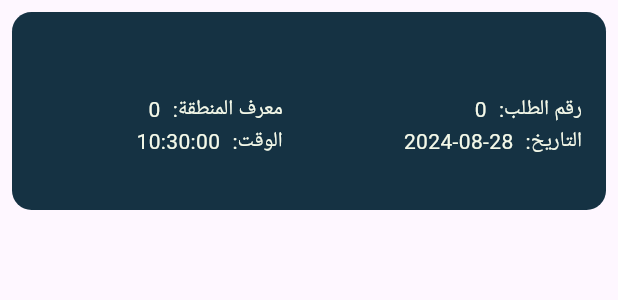
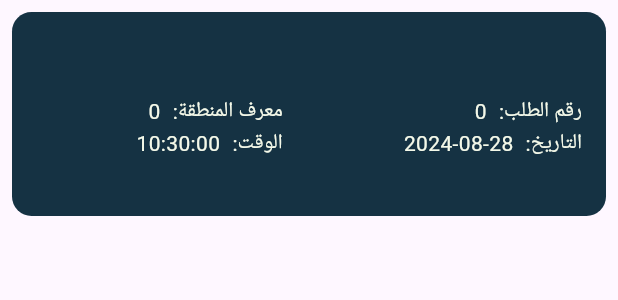
Before and after one commit to MagdKamaldev/rider_app, a Flutter app: the OrderDetailsWidget widget shown alone on an empty page, opened directly with empty values, on a phone screen of 412 x 824 dp. Shown: the top 300 px of the screen. Run offline on Flutter 3.47's test engine with Material 3 defaults, Android fonts, the light colour scheme and no system bars; our stand-ins replace dartz, dio, dropdown_search, flutter_bloc, geolocator, get_it and 5 more; accounts and stored records are empty.

Commit message:
updating orders screen

```diff
--- a/lib/features/checkingInfo/checking_info_screen.dart
+++ b/lib/features/checkingInfo/checking_info_screen.dart
@@ -1,3 +1,4 @@
+import 'package:dropdown_search/dropdown_search.dart';
 import 'package:flutter/material.dart';
 import 'package:flutter_bloc/flutter_bloc.dart';
 import 'package:lottie/lottie.dart';
@@ -28,14 +29,15 @@ class CheckingInfo extends StatelessWidget {
           if (state is InfoSuccess) {
             if (LoginCubit.get(context).model!.isInShift!) {
               if (LoginCubit.get(context).model!.currentOrderId! == 0) {
-                navigateAndFinish(context, const OrdersScreen());
+                navigateAndFinish(context, OrdersScreen(hubName: LoginCubit.get(context).model!.hubName!,todaysOrders: 10,));
               } else {
-                navigateAndFinish(context, const OrderDetailsScreen());
+                navigateAndFinish(context, OrderDetailsScreen(hubName: LoginCubit.get(context).model!.hubName!,todaysOrders: 10,));
               }
             } else {
               navigateTo(
                 context,
                 HomeScreen(
+                  hubName: LoginCubit.get(context).model!.hubName!,todaysOrders: 10,
                   id: LoginCubit.get(context).model!.id!,
                   position: LoginCubit.get(context).myPosition!,
                 ),
--- a/lib/features/home/UI/home_screen.dart
+++ b/lib/features/home/UI/home_screen.dart
@@ -18,7 +18,9 @@ import 'package:tayaar/main.dart'; // Import localization
 class HomeScreen extends StatefulWidget {
   final int id;
   final Position position;
-  const HomeScreen({super.key, required this.id, required this.position});
+  final String hubName;
+  final int todaysOrders;
+  const HomeScreen({super.key, required this.id, required this.position, required this.hubName, required this.todaysOrders});
 
   @override
   _HomeScreenState createState() => _HomeScreenState();
@@ -97,7 +99,7 @@ class _HomeScreenState extends State<HomeScreen> {
                         function: () {
                           context
                               .read<ZonesCubit>()
-                              .openShift(context, selectedZone!.id!, widget.position);
+                              .openShift(context, selectedZone!.id!, widget.position,widget.hubName,widget.todaysOrders);
                         },
                         context: context,
                         text: S.of(context).openShiftButton // Use localized string
--- a/lib/features/home/logic/cubit/zones_cubit.dart
+++ b/lib/features/home/logic/cubit/zones_cubit.dart
@@ -31,7 +31,7 @@ class ZonesCubit extends Cubit<ZonesState> {
     );
   }
 
-  void openShift(BuildContext context, int id,Position position) async {
+  void openShift(BuildContext context, int id,Position position,String hubName,int orders) async {
     emit(OpenShifLoading());
     final response = await repoImpl.startShift(id,position);
     response.fold(
@@ -44,7 +44,7 @@ class ZonesCubit extends Cubit<ZonesState> {
       },
       (r) {
 
-       navigateAndFinish(context, const OrdersScreen());
+       navigateAndFinish(context,OrdersScreen(hubName: hubName,todaysOrders: orders,));
        emit(OpenShiftSuccess());
       },
     );
--- a/lib/features/orders/UI/order_details_screen.dart
+++ b/lib/features/orders/UI/order_details_screen.dart
@@ -10,8 +10,10 @@ import 'package:tayaar/features/orders/logic/cubit/orders_cubit.dart';
 import 'package:tayaar/generated/l10n.dart'; // Import localization
 
 class OrderDetailsScreen extends StatelessWidget {
+  final String hubName;
+  final int todaysOrders;
   const OrderDetailsScreen({
-    super.key,
+    super.key, required this.hubName, required this.todaysOrders,
   });
 
   @override
@@ -81,7 +83,7 @@ class OrderDetailsScreen extends StatelessWidget {
                 function: () {
                   context
                       .read<OrdersCubit>()
-                      .closeOrder(context, cubit.currentOrder!.id!);
+                      .closeOrder(context, cubit.currentOrder!.id!, hubName, todaysOrders);
                 },
                 context: context,
                 text: S.of(context).finishButton // Use localized string
--- a/lib/features/orders/UI/order_item.dart
+++ b/lib/features/orders/UI/order_item.dart
@@ -25,6 +25,7 @@ class OrderDetailsWidgetState extends State<OrderDetailsWidget> {
 
   @override
   Widget build(BuildContext context) {
+    Size size = MediaQuery.of(context).size;
     return SafeArea(
       child: GestureDetector(
         onTap: () {
@@ -41,8 +42,7 @@ class OrderDetailsWidgetState extends State<OrderDetailsWidget> {
             duration: const Duration(milliseconds: 200),
             margin: const EdgeInsets.all(8.0),
             padding: const EdgeInsets.all(16.0),
-            height: isExpanded ? 350 : 132,
-            child: SingleChildScrollView(
+            height: isExpanded ? size.height*0.4 : size.height*0.165,
             child: Column(
               crossAxisAlignment:  CrossAxisAlignment.start,
               children: [
@@ -90,9 +90,9 @@ class OrderDetailsWidgetState extends State<OrderDetailsWidget> {
                       Expanded(
                         child: Text(
                           widget.order.deliveryAddress ?? S.of(context).unknownAddress, // Use localized string
-                            style: const TextStyle(
+                          style:  TextStyle(
                             color: AppColors.ivory,
-                              fontSize: 20,
+                            fontSize: size.height*0.02,
                             fontWeight: FontWeight.bold,
                           ),
                           maxLines: 1,
@@ -103,9 +103,9 @@ class OrderDetailsWidgetState extends State<OrderDetailsWidget> {
                       Expanded(
                         child: Text(
                           widget.order.clientName ?? S.of(context).unknownClient, // Use localized string
-                            style: const TextStyle(
+                          style:  TextStyle(
                             color: AppColors.ivory,
-                              fontSize: 20,
+                            fontSize: size.height*0.02,
                             fontWeight: FontWeight.bold,
                           ),
                           maxLines: 1,
@@ -116,9 +116,9 @@ class OrderDetailsWidgetState extends State<OrderDetailsWidget> {
                       Expanded(
                         child: Text(
                           widget.order.branchName ?? S.of(context).unknownBranch, // Use localized string
-                            style: const TextStyle(
+                          style: TextStyle(
                             color: AppColors.ivory,
-                              fontSize: 20,
+                            fontSize: size.height*0.02,
                             fontWeight: FontWeight.bold,
                           ),
                           maxLines: 1,
@@ -127,7 +127,7 @@ class OrderDetailsWidgetState extends State<OrderDetailsWidget> {
                       ),
                     ],
                   ),
-                    const SizedBox(height: 10),
+                SizedBox(height: size.height*0.02),
                   Row(
                     children: [
                       Expanded(
@@ -213,7 +213,6 @@ class OrderDetailsWidgetState extends State<OrderDetailsWidget> {
           ),
         ),
       ),
-      ),
     );
   }
 }
--- a/lib/l10n/intl_ar.arb
+++ b/lib/l10n/intl_ar.arb
@@ -29,5 +29,7 @@
     "queueNumberText": "رقم الدور: ",
     "closeShiftButton": "إغلاق الوردية",
     "sseDisconnection": "تم فصل الاتصال من SSE",
-    "sseRestoration": "تم استعادة الاتصال بنجاح !"
+    "sseRestoration": "تم استعادة الاتصال بنجاح !",
+    "hubName": "اسم المركز",
+    "todayOrders": "طلبات اليوم"
 }
--- a/lib/l10n/intl_en.arb
+++ b/lib/l10n/intl_en.arb
@@ -29,5 +29,7 @@
     "queueNumberText": "Queue Number: ",
     "closeShiftButton": "Close Shift",
     "sseDisconnection":"Disconnected from SSE",
-    "sseRestoration":"Connection restored successfully !"
+    "sseRestoration":"Connection restored successfully !",
+    "hubName":"Hub Name",
+    "todayOrders":"Today's Orders"
 }
```
Also changed, not shown: lib/features/orders/UI/orders_screen.dart (+105 -13 lines), lib/features/orders/logic/cubit/orders_cubit.dart (+7 -4 lines), lib/generated/intl/messages_all.dart, lib/generated/intl/messages_ar.dart, lib/generated/intl/messages_en.dart, lib/generated/l10n.dart. Lines whose indentation alone changed are shown as unchanged.
